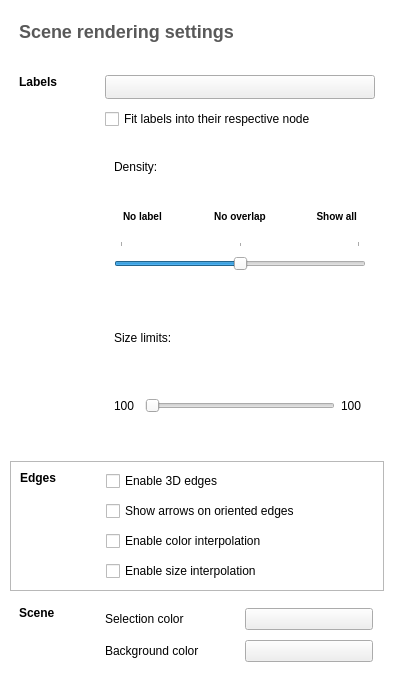
Old version of the form library/tulip-gui/designer/SceneConfigWidget.ui in the repository vadivelselvaraj/TulipGLImprovement.
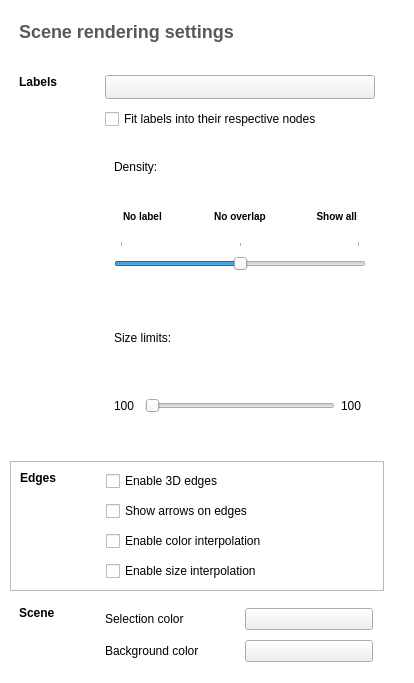
New version of the form. Icons and pictures are not drawn. Custom widgets are drawn as their Qt base class.

Commit message: [ Mantis #0005141 ]   Fix english

```diff
--- a/library/tulip-gui/designer/SceneConfigWidget.ui
+++ b/library/tulip-gui/designer/SceneConfigWidget.ui
@@ -223,7 +223,7 @@
             <item>
              <widget class="QCheckBox" name="labelsFitCheck">
               <property name="text">
-               <string>Fit labels into their respective node</string>
+               <string>Fit labels into their respective nodes</string>
               </property>
              </widget>
             </item>
@@ -472,7 +472,7 @@
             <item>
              <widget class="QCheckBox" name="edgesArrowCheck">
               <property name="text">
-               <string>Show arrows on oriented edges</string>
+               <string>Show arrows on edges</string>
               </property>
              </widget>
             </item>
```
